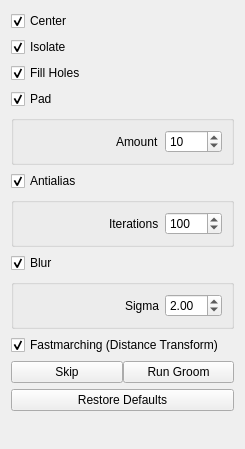
This is src/Application/Groom/GroomTool.ui in SCIInstitute/ShapeWorks as Qt 5 draws it before an edit. The edited form follows.
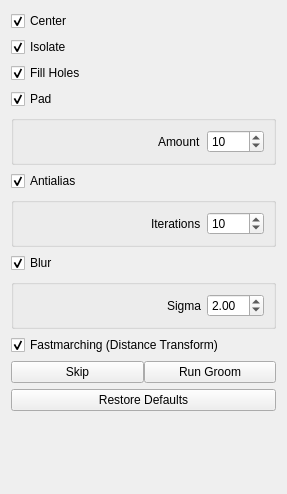
This is the edited form.

The edit to the form file:
```diff
--- a/src/Application/Groom/GroomTool.ui
+++ b/src/Application/Groom/GroomTool.ui
@@ -6,8 +6,8 @@
    <rect>
     <x>0</x>
     <y>0</y>
-    <width>245</width>
-    <height>449</height>
+    <width>287</width>
+    <height>494</height>
    </rect>
   </property>
   <property name="windowTitle">
@@ -158,7 +158,7 @@
            <number>5000</number>
           </property>
           <property name="value">
-           <number>100</number>
+           <number>10</number>
           </property>
          </widget>
         </item>
```
